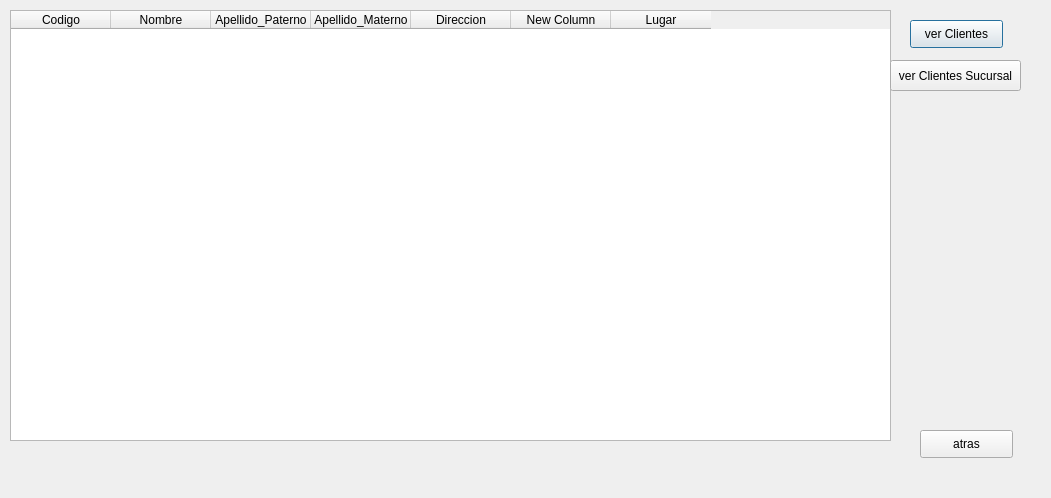
Old version of the form Restaurante/reportes.ui in the repository kpzaolod6000/HELLOWORLD.
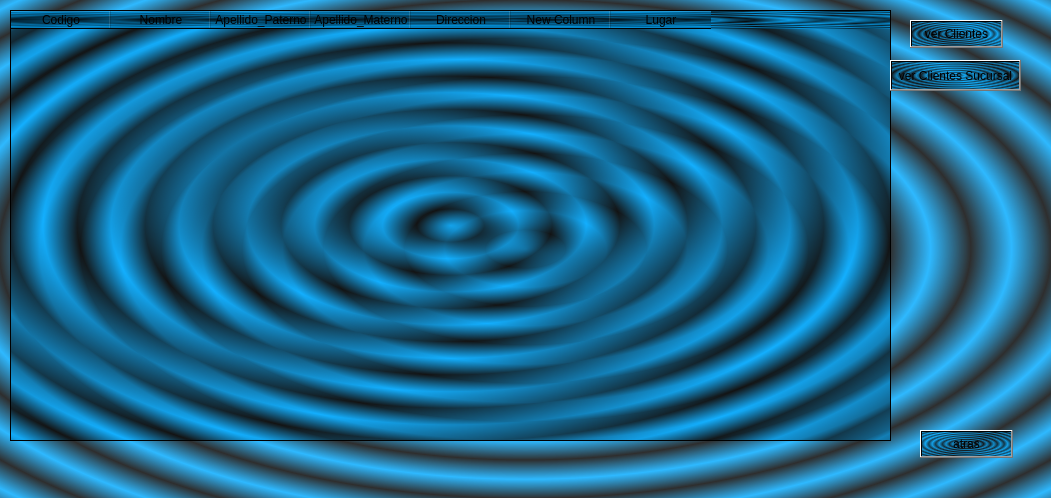
New version of the form.

```diff
--- a/Restaurante/reportes.ui
+++ b/Restaurante/reportes.ui
@@ -13,6 +13,10 @@
   <property name="windowTitle">
    <string>Dialog</string>
   </property>
+  <property name="styleSheet">
+   <string notr="true">background-color: qradialgradient(spread:repeat, cx:0.5, cy:0.5, radius:0.077, fx:0.5, fy:0.5, stop:0 rgba(0, 169, 255, 147), stop:0.497326 rgba(0, 0, 0, 147), stop:1 rgba(0, 169, 255, 147));
+background-color: qconicalgradient(cx:0.5, cy:0.5, angle:0, stop:0 rgba(35, 40, 3, 255), stop:0.16 rgba(136, 106, 22, 255), stop:0.225 rgba(166, 140, 41, 255), stop:0.285 rgba(204, 181, 74, 255), stop:0.345 rgba(235, 219, 102, 255), stop:0.415 rgba(245, 236, 112, 255), stop:0.52 rgba(209, 190, 76, 255), stop:0.57 rgba(187, 156, 51, 255), stop:0.635 rgba(168, 142, 42, 255), stop:0.695 rgba(202, 174, 68, 255), stop:0.75 rgba(218, 202, 86, 255), stop:0.815 rgba(208, 187, 73, 255), stop:0.88 rgba(187, 156, 51, 255), stop:0.935 rgba(137, 108, 26, 255), stop:1 rgba(35, 40, 3, 255));</string>
+  </property>
   <widget class="QPushButton" name="pushButton_cliente">
    <property name="geometry">
     <rect>
```
